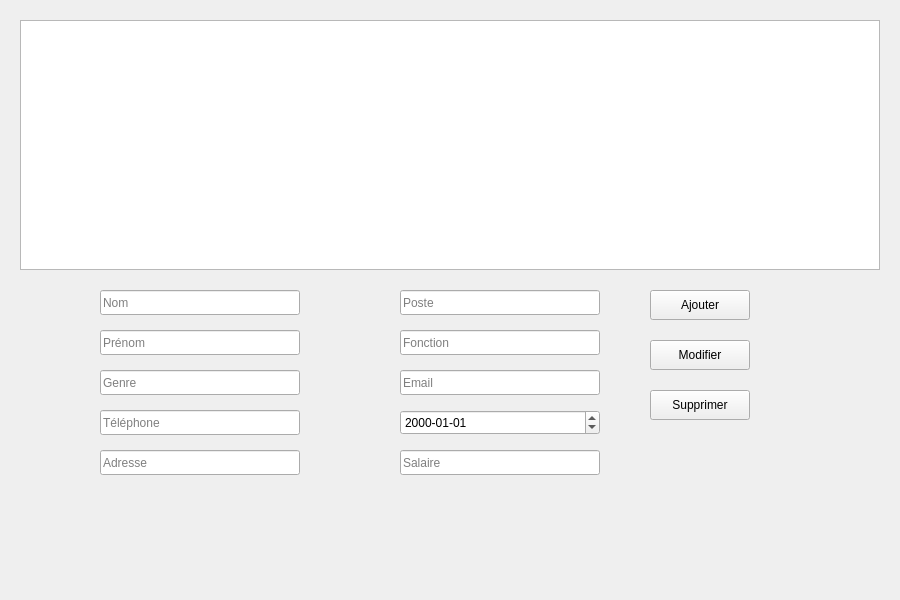
Before: the Qt Designer form employeewindow.ui in Esprit-UP-Algo/projetcpp-2a25-s1-smart-summer-club, drawn with Qt 5.
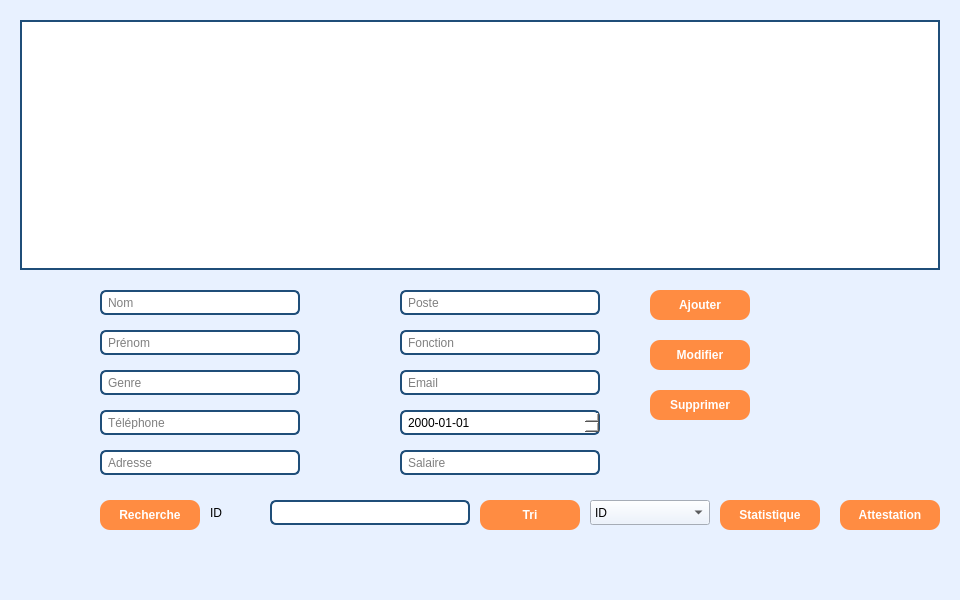
After: the same form once the commit is applied.

Patch:
```diff
--- a/employeewindow.ui
+++ b/employeewindow.ui
@@ -6,23 +6,49 @@
    <rect>
     <x>0</x>
     <y>0</y>
-    <width>900</width>
+    <width>960</width>
     <height>600</height>
    </rect>
   </property>
   <property name="windowTitle">
    <string>Gestion Employee</string>
   </property>
+  <property name="styleSheet">
+   <string notr="true">
+    QWidget {
+        background-color: #e8f1ff;
+        font: 10pt "Segoe UI";
+    }
+    QLineEdit, QDateEdit {
+        border: 2px solid #1f4e79;
+        border-radius: 6px;
+        padding: 4px;
+        background: #ffffff;
+    }
+    QTableView {
+        border: 2px solid #1f4e79;
+        background: #ffffff;
+        alternate-background-color: #f2f6ff;
+    }
+    QPushButton {
+        background-color: #ff8c42;
+        color: white;
+        border-radius: 10px;
+        padding: 6px;
+        font-weight: bold;
+    }
+    QPushButton:hover {
+        background-color: #e6762e;
+    }
+    QPushButton:pressed {
+        background-color: #cc5f20;
+    }
+   </string>
+  </property>
+
   <widget class="QWidget" name="centralwidget">
    <widget class="QTableView" name="tableView">
-    <property name="geometry">
-     <rect>
-      <x>20</x>
-      <y>20</y>
-      <width>860</width>
-      <height>250</height>
-     </rect>
-    </property>
+    <property name="geometry"><rect><x>20</x><y>20</y><width>920</width><height>250</height></rect></property>
    </widget>
    <widget class="QLineEdit" name="lineEdit_nom">
     <property name="geometry"><rect><x>100</x><y>290</y><width>200</width><height>25</height></rect></property>
@@ -76,6 +102,42 @@
     <property name="geometry"><rect><x>650</x><y>390</y><width>100</width><height>30</height></rect></property>
     <property name="text"><string>Supprimer</string></property>
    </widget>
+
+   <!-- Recherche et tri -->
+   <widget class="QPushButton" name="pushButton_recherche">
+    <property name="geometry"><rect><x>100</x><y>500</y><width>100</width><height>30</height></rect></property>
+    <property name="text"><string>Recherche</string></property>
+   </widget>
+   <widget class="QLabel" name="label_recherche">
+    <property name="geometry"><rect><x>210</x><y>500</y><width>50</width><height>25</height></rect></property>
+    <property name="text"><string>ID</string></property>
+   </widget>
+   <widget class="QLineEdit" name="lineEdit_recherche">
+    <property name="geometry"><rect><x>270</x><y>500</y><width>200</width><height>25</height></rect></property>
+   </widget>
+   <widget class="QPushButton" name="pushButton_tri">
+    <property name="geometry"><rect><x>480</x><y>500</y><width>100</width><height>30</height></rect></property>
+    <property name="text"><string>Tri</string></property>
+   </widget>
+   <widget class="QComboBox" name="comboBox_tri">
+    <property name="geometry"><rect><x>590</x><y>500</y><width>120</width><height>25</height></rect></property>
+    <item><property name="text"><string>ID</string></property></item>
+    <item><property name="text"><string>Nom</string></property></item>
+    <item><property name="text"><string>Prénom</string></property></item>
+   </widget>
+
+   <!-- Bouton Statistique -->
+   <widget class="QPushButton" name="pushButton_statistique">
+    <property name="geometry"><rect><x>720</x><y>500</y><width>100</width><height>30</height></rect></property>
+    <property name="text"><string>Statistique</string></property>
+   </widget>
+
+   <!-- Bouton Attestation -->
+   <widget class="QPushButton" name="pushButton_attestation">
+    <property name="geometry"><rect><x>840</x><y>500</y><width>100</width><height>30</height></rect></property>
+    <property name="text"><string>Attestation</string></property>
+   </widget>
+
   </widget>
  </widget>
  <resources/>
```
Left out of the diff: 6 changed lines with no effect on the pictures.
